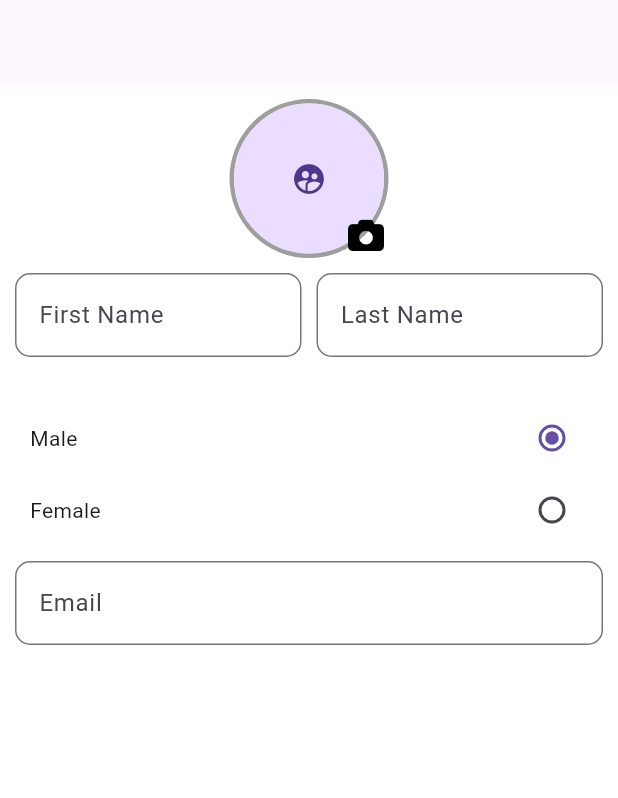
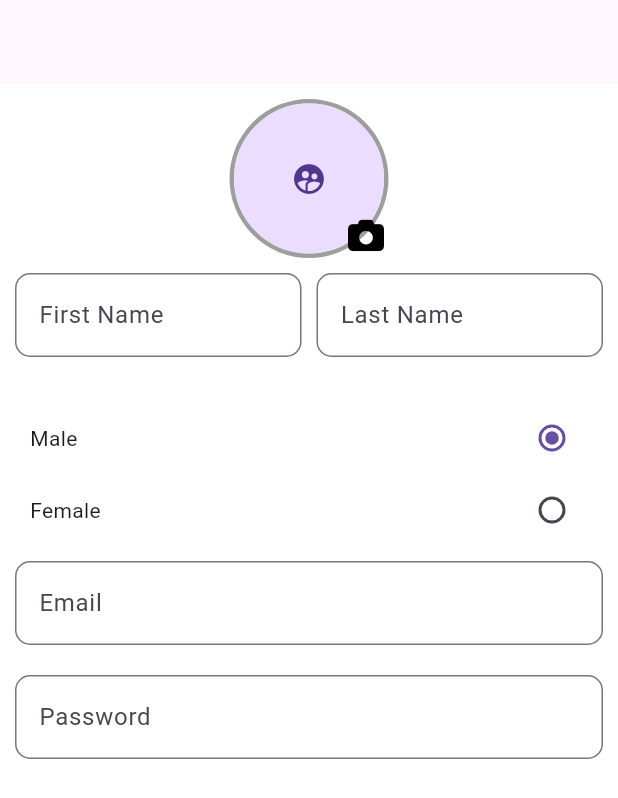
Before and after one commit to kelseafunwi/facebook-flutter-clone, a Flutter app: the screen it shows after launch, on a phone screen of 412 x 824 dp. Shown: the top 798 px of the screen. Run offline on Flutter 3.47's test engine with Material 3 defaults, Android fonts, the phone set to English and light mode, and no system bars; our stand-ins replace firebase_core, font_awesome_flutter, image_picker; accounts and stored records are empty.

Commit message:
Changes to the create account page

```diff
--- a/lib/features/auth/presentation/screens/create_account_screen.dart
+++ b/lib/features/auth/presentation/screens/create_account_screen.dart
@@ -7,6 +7,7 @@ import "package:practice_flutter/core/utils/utils.dart";
 import "package:practice_flutter/features/auth/presentation/widget/gender_picker.dart";
 import "package:practice_flutter/widgets/pick_image_widget.dart";
 import "package:practice_flutter/widgets/round_text_field.dart";
+import 'package:practice_flutter/utils/utils.dart';
 
 final _formKey = GlobalKey<FormState>();
 
@@ -19,8 +20,9 @@ class CreateAccountScreen extends StatefulWidget {
 
 class _CreateAccountScreenState extends State<CreateAccountScreen> {
   File? image;
-  late String gender = 'male';
+  late String gender = "male";
 
+  // create some textEditingControllers which are used to hold access to the different textfields that were created.
   late final TextEditingController _firstNameController;
   late final TextEditingController _lastNameController;
   late final TextEditingController _emailController;
@@ -29,6 +31,7 @@ class _CreateAccountScreenState extends State<CreateAccountScreen> {
   @override
   void initState() {
     super.initState();
+    // initialize the textfields in the init state
     _firstNameController = TextEditingController();
     _lastNameController = TextEditingController();
     _emailController = TextEditingController();
@@ -49,6 +52,8 @@ class _CreateAccountScreenState extends State<CreateAccountScreen> {
               children: [
                 GestureDetector(
                   onTap: () async {
+                    // call the pickImage function as soon as the user clicks on the icon
+                    // return the image and reset the state of the object with setState.
                     image = await pickImage();
                     setState(() {});
                   },
@@ -65,7 +70,8 @@ class _CreateAccountScreenState extends State<CreateAccountScreen> {
                         child: RoundTextField(
                           controller: _firstNameController,
                           hintText: "First Name",
-                          textInputAction: TextInputAction.next
+                          textInputAction: TextInputAction.next,
+                          validator: validateName,
                         )
                     ),
 
@@ -77,7 +83,8 @@ class _CreateAccountScreenState extends State<CreateAccountScreen> {
                       child: RoundTextField(
                         controller: _lastNameController,
                         hintText: "Last Name",
-                        textInputAction:  TextInputAction.next
+                        textInputAction:  TextInputAction.next,
+                        validator: validateName,
                       )
                     ),
                   ],
@@ -89,12 +96,13 @@ class _CreateAccountScreenState extends State<CreateAccountScreen> {
 
                 GenderPicker(
                   gender: gender,
-                  onChanged: (value) => {
-                    if (gender == 'male') {
-                      gender = 'female'
-                    } else {
-                      gender = 'male'
-                    }
+                  onChanged: (value) {
+                    gender = value ?? 'male';
+                    // checks if there is something in the value and there will only be something in the value
+                    // if the user toggle the value of the radio
+                    setState(() => {
+
+                    });
                   }
                 ),
 
@@ -103,7 +111,20 @@ class _CreateAccountScreenState extends State<CreateAccountScreen> {
                   controller: _emailController,
                   hintText: "Email",
                   textInputAction: TextInputAction.next,
-                )
+                  validator: validateEmail,
+                ),
+
+                const SizedBox(
+                  height: 20,
+                ),
+
+                RoundTextField(
+                  controller: _emailController,
+                  hintText: "Password",
+                  isPassword: true,
+                  textInputAction: TextInputAction.next,
+                  validator: validatePassword,
+                ),
               ],
             ),
           ),
--- a/lib/widgets/round_text_field.dart
+++ b/lib/widgets/round_text_field.dart
@@ -3,7 +3,6 @@ import "package:flutter/material.dart";
 class RoundTextField extends StatelessWidget {
   const RoundTextField({
     super.key, required this.controller, required this.hintText, this.isPassword = false, this.keyboardType = TextInputType.name, required this.textInputAction, this.validator,
-
   });
 
   final TextEditingController controller;
@@ -11,6 +10,7 @@ class RoundTextField extends StatelessWidget {
   final bool isPassword;
   final TextInputType? keyboardType;
   final TextInputAction textInputAction;
+  // validator is a function that will optionally take in a string and optionally return another string.
   final String? Function(String?)? validator;
 
   @override
```
Also changed, not shown: lib/utils/utils.dart (added, +31 -0 lines).
